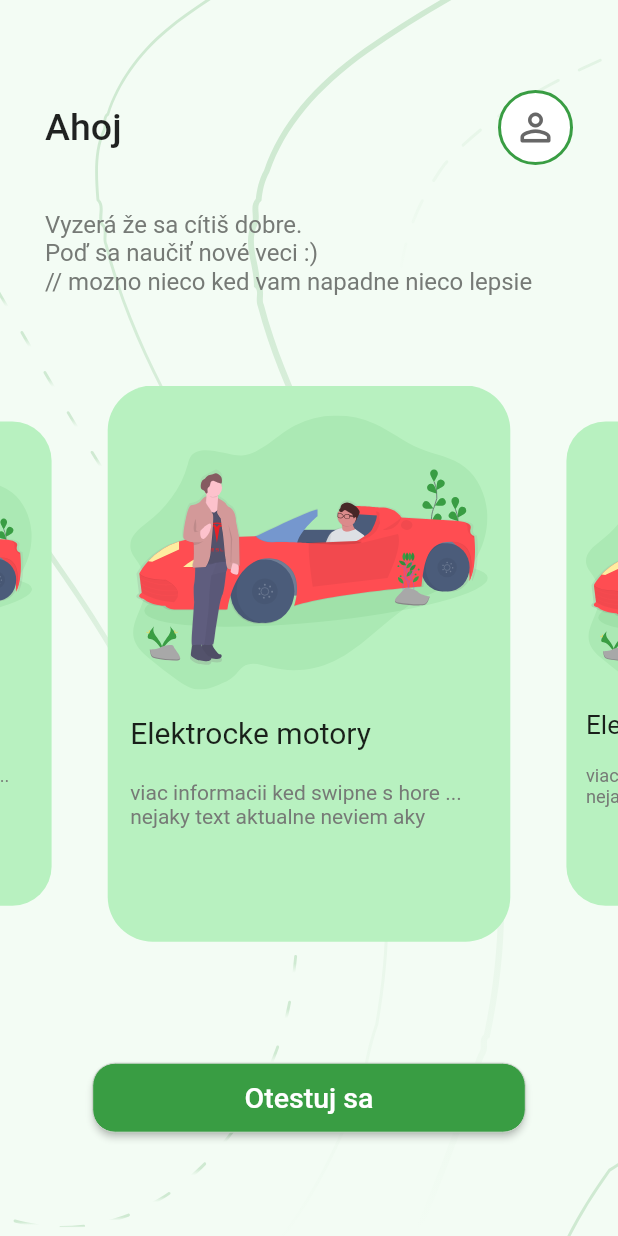
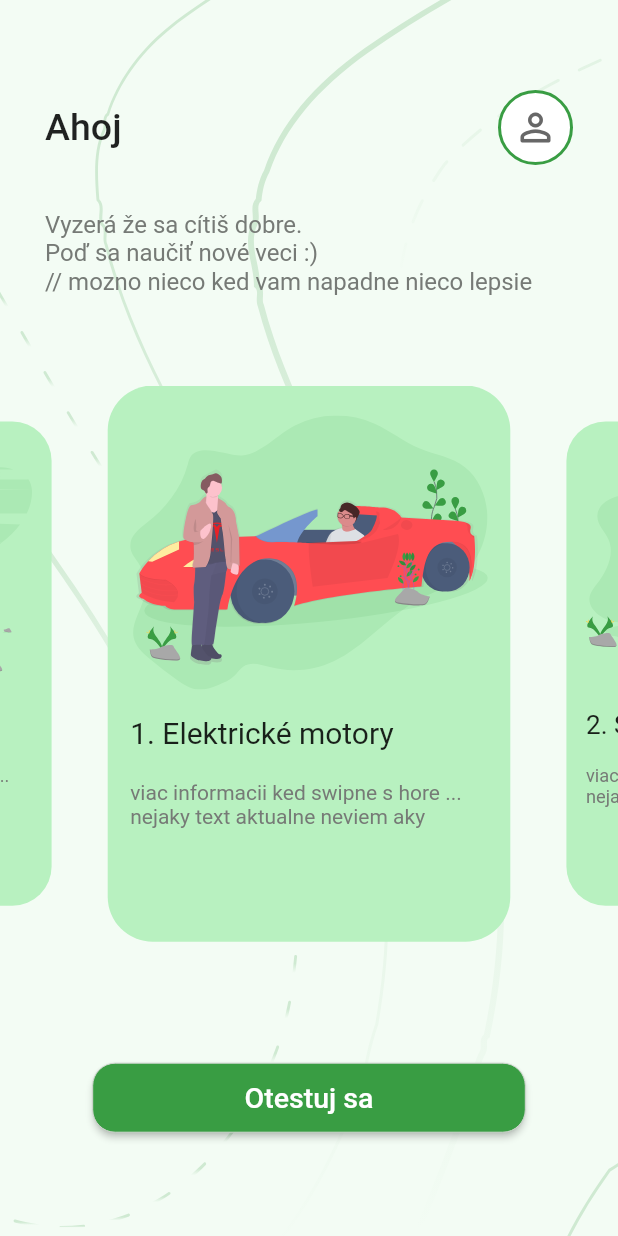
Before and after one commit to Kristian-045/Enviromental-App-Pma, a Flutter app: the MainHome screen opened directly with empty values, on a phone screen of 412 x 824 dp. Run offline on Flutter 3.47's test engine with Material 2 defaults, Android fonts, the phone set to English and light mode, and no system bars; drawn by our look-alikes of carousel_slider; our stand-ins replace flutter_svg, shared_preferences; accounts and stored records are empty.

Commit message:
hero animation on image done hero animation on text - bug probably not fixable new pictures new class articles

```diff
--- /dev/null
+++ b/lib/card/components/Article.dart
@@ -0,0 +1,40 @@
+
+
+class Article {
+  String title="";
+  String description="";
+  String imgPath="";
+  String color="";
+
+}
+
+List<Article> getArticles() {
+  List<Article> cards = [];
+
+  Article ar1 = Article();
+  Article ar2 = Article();
+  Article ar3 = Article();
+  Article ar4 = Article();
+  ar1.title="1. Elektrické motory";
+  ar1.description = "viac informacii ked swipne s hore ... nejaky text aktualne neviem aky";
+  ar1.imgPath="assets/images/electric-car.svg";
+  cards.add(ar1);
+
+  ar2.title="2. Spaľovacie motory";
+  ar2.description = "viac informacii ked swipne s hore ... nejaky text aktualne neviem aky";
+  ar2.imgPath="assets/images/blue-car.svg";
+  cards.add(ar2);
+
+  ar3.title="3. motory";
+  ar3.description = "viac informacii ked swipne s hore ... nejaky text aktualne neviem aky";
+  ar3.imgPath="assets/images/boat.svg";
+  cards.add(ar3);
+
+  ar4.title="4. motory";
+  ar4.description = "viac informacii ked swipne s hore ... nejaky text aktualne neviem aky";
+  ar4.imgPath="assets/images/off-road-car.svg";
+  cards.add(ar4);
+
+
+  return cards;
+}
--- a/lib/home/components/card.dart
+++ b/lib/home/components/card.dart
@@ -1,3 +1,4 @@
+import 'package:auth/card/components/Article.dart';
 import 'package:auth/home/components/custom_color_scheme.dart';
 import 'package:flutter/material.dart';
 import 'package:flutter_svg/flutter_svg.dart';
@@ -5,11 +6,13 @@ import 'package:flutter_svg/parser.dart';
 
 class HeroCard extends StatelessWidget {
   int index;
+  Article article;
 
-  HeroCard({Key? key, required this.index}) : super(key: key);
+  HeroCard({Key? key, required this.index, required this.article}) : super(key: key);
 
   @override
   Widget build(BuildContext context) {
+
     String svgPath="assets/images/electric-car.svg";
     final SvgParser parser = SvgParser();
     try {
@@ -34,20 +37,25 @@ class HeroCard extends StatelessWidget {
             Container(
               width: width100*0.9,
               height: 200,
-              child: SvgPicture.asset(
-                svgPath,
-                fit: BoxFit.contain,
-                alignment:const Alignment(-1.0,-1.0),
+              child: Hero(
+                tag: "image/$index",
+                child: SvgPicture.asset(
+                  // svgPath,
+                  article.imgPath,
+                  fit: BoxFit.contain,
+                  alignment:const Alignment(-1.0,-1.0),
+                ),
               ),
             ),
             SizedBox(
               width: width100,
-              child: const Text("Elektrocke motory",style: TextStyle(fontSize: 20),)
+              child: Text(article.title,style: TextStyle(fontSize: 20),)
             ),
+
             const Padding(padding: EdgeInsets.only(top: 20)),
             SizedBox(
                 width: width100,
-                child: Text("viac informacii ked swipne s hore ... nejaky text aktualne neviem aky",
+                child: Text(article.description,
                   style: TextStyle(color: Theme.of(context).colorScheme.mutedTextColor),)
             ),
 
--- a/lib/home/components/custom_color_scheme.dart
+++ b/lib/home/components/custom_color_scheme.dart
@@ -9,4 +9,5 @@ extension CustomColorScheme on ColorScheme {
   Color get errorToast => const Color(0xA1FF7679);
   Color get lightDanger => const Color(0xFFFACFD1);
   Color get greenCard => const Color(0xFFB8F1C0);
+  Color get sunColor => const Color(0xFFFDBB6D);
 }
--- a/lib/home/components/home_body.dart
+++ b/lib/home/components/home_body.dart
@@ -1,4 +1,7 @@
 import 'package:auth/auth/components/button.dart';
+import 'package:auth/card/components/Article.dart';
+import 'package:auth/card/components/body_card.dart';
+import 'package:auth/card/main_card.dart';
 import 'package:auth/exam/main_exam.dart';
 import 'package:auth/home/components/background.dart';
 import 'package:auth/home/components/card.dart';
@@ -17,6 +20,7 @@ class HomeBody extends StatelessWidget {
   Widget build(BuildContext context) {
     final double width100 = MediaQuery.of(context).size.width;
     final double height100 = MediaQuery.of(context).size.height ;
+    List <Article> articles = getArticles();
     Size size = MediaQuery.of(context).size;
     return Stack(
       children:  [
@@ -35,10 +39,10 @@ class HomeBody extends StatelessWidget {
                     viewportFraction: 0.7,
                     enlargeCenterPage: true,
                   ),
-                  itemCount: 6,
+                  itemCount: articles.length,
                   itemBuilder: (context, index, realIndex) {
                     // final urlImage = urlImages [index];
-                    return buildImage (index);
+                    return buildImage (index,context,articles[index]);
                   },
                 ), // CarouselSlider.builder
               ),
@@ -58,11 +62,15 @@ class HomeBody extends StatelessWidget {
 }
 
 
-Widget buildImage(int index){
+Widget buildImage(int index, BuildContext context, Article article){
   return Container(
       width: double.infinity,
       margin: EdgeInsets.symmetric(horizontal: 10),
-      child: HeroCard(index: index,),
+      child: GestureDetector(
+        onTap:(){Navigator.push(context, MaterialPageRoute(builder: (context)=> MainCard(index:index,article: article,)));} ,
+        child:
+          HeroCard(index: index, article: article,)
+      ),
 
   );
 }
--- a/lib/main.dart
+++ b/lib/main.dart
@@ -69,8 +69,7 @@ class _MyHomePageState extends State<MyHomePage> {
 
   void _loadTokenLocal() async {
     final prefs = await SharedPreferences.getInstance();
-    //len zatial kym robim user
-    // Navigator.pushReplacement(context, MaterialPageRoute(builder: (context)=>const MainHome(name: "Kristianko")));
+
 
     setState(() {
       token = (prefs.getString('token') ?? "0");
@@ -84,6 +83,8 @@ class _MyHomePageState extends State<MyHomePage> {
       }else{
         Navigator.pushReplacement(context, MaterialPageRoute(builder: (context)=> const Introduction()));
       }
+      //len zatial kym robim user
+      // Navigator.pushReplacement(context, MaterialPageRoute(builder: (context)=>const MainHome(name: "Kristianko")));
     }
     on Exception catch(e){
       if(e.toString() == "Exception: Failed to load user"){
```
Also changed, not shown: lib/card/components/body_card.dart (+41 -10 lines), lib/card/main_card.dart (+10 -4 lines), lib/exam/main_exam.dart (+15 -4 lines), lib/home/components/background.dart (+22 -0 lines), assets/images/background-big-gradient-no-bg.svg (added), assets/images/blue-car.svg (added), assets/images/boat.svg (added), assets/images/off-road-car.svg (added).
